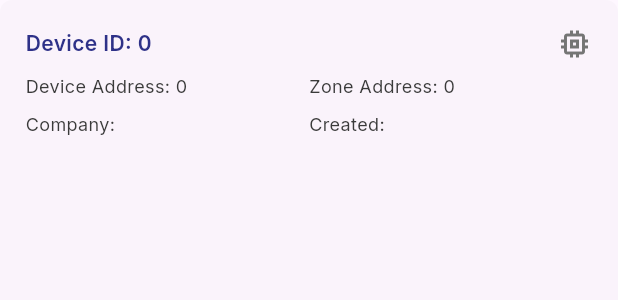
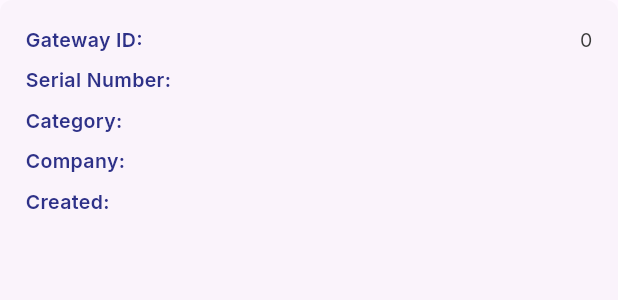
Before and after one commit to mano-emcus/emcus_ip_gsm_app, a Flutter app: the DeviceCard widget shown alone on an empty page, opened directly with empty values, on a phone screen of 412 x 824 dp. Shown: the top 300 px of the screen. Run offline on Flutter 3.47's test engine with Material 3 defaults, Android fonts, the phone set to English and light mode, and no system bars; our stand-ins replace equatable, flutter_bloc, flutter_svg, google_fonts, shared_preferences, socket_io_client; accounts and stored records are empty; network calls fail; statements that could not run were skipped; project files that could hold a hidden picture were left out.

Commit message:
Refactor site devices management by renaming SiteDevicesResponse to GatewaysResponse and updating related methods for fetching gateways. Introduce new Gateway model to handle gateway data structure. Update AllDevicesScreen to display gateway information and format dates using intl package. Add intl dependency in pubspec.yaml.

```diff
--- a/lib/features/sites/bloc/devices/site_devices_bloc.dart
+++ b/lib/features/sites/bloc/devices/site_devices_bloc.dart
@@ -2,6 +2,7 @@ import 'package:flutter_bloc/flutter_bloc.dart';
 import 'package:emcus_ipgsm_app/features/sites/bloc/devices/site_devices_event.dart';
 import 'package:emcus_ipgsm_app/features/sites/bloc/devices/site_devices_state.dart';
 import 'package:emcus_ipgsm_app/features/sites/bloc/devices/site_devices_repository.dart';
+import 'package:emcus_ipgsm_app/features/sites/models/site_devices_response.dart';
 
 class SiteDevicesBloc extends Bloc<SiteDevicesEvent, SiteDevicesState> {
   SiteDevicesBloc({SiteDevicesRepository? siteDevicesRepository})
@@ -17,7 +18,7 @@ class SiteDevicesBloc extends Bloc<SiteDevicesEvent, SiteDevicesState> {
   ) async {
     emit(SiteDevicesLoading());
     try {
-      final response = await _siteDevicesRepository.fetchSiteDevices(siteId: event.siteId);
+      final response = await _siteDevicesRepository.fetchSiteGateways(siteId: event.siteId);
       if (response.statusCode == 1) {
         emit(SiteDevicesSuccess(devices: response.data, message: response.message));
       } else {
--- a/lib/features/sites/bloc/devices/site_devices_repository.dart
+++ b/lib/features/sites/bloc/devices/site_devices_repository.dart
@@ -11,7 +11,7 @@ class SiteDevicesRepository {
       : _authManager = authManager ?? AuthManager();
   final AuthManager _authManager;
 
-  Future<SiteDevicesResponse> fetchSiteDevices({required int siteId}) async {
+  Future<GatewaysResponse> fetchSiteGateways({required int siteId}) async {
     try {
       final idToken = await _authManager.getCurrentIdToken();
       if (idToken == null || idToken.isEmpty) {
@@ -21,7 +21,7 @@ class SiteDevicesRepository {
         ...ApiConfig.defaultHeaders,
         'Authorization': 'Bearer $idToken',
       };
-      final url = 'https://ipgsm.emcus.co.in/api/sites/$siteId/devices';
+      final url = 'https://ipgsm.emcus.co.in/api/sites/$siteId/gateways';
       ApiLogger.logRequest(
         method: 'GET',
         url: url,
@@ -39,19 +39,19 @@ class SiteDevicesRepository {
       );
       final Map<String, dynamic> responseData = jsonDecode(response.body);
       if (response.statusCode == 200) {
-        return SiteDevicesResponse.fromJson(responseData);
+        return GatewaysResponse.fromJson(responseData);
       } else if (response.statusCode == 401) {
         await _authManager.logoutSilent();
         throw Exception('Authentication failed. Please sign in again.');
       } else {
-        throw Exception('Failed to fetch site devices: ${response.statusCode}');
+        throw Exception('Failed to fetch site gateways: ${response.statusCode}');
       }
     } on SocketException {
       throw Exception('No internet connection');
     } on FormatException {
       throw Exception('Invalid response format');
     } catch (e) {
-      throw Exception('Failed to fetch site devices: ${e.toString()}');
+      throw Exception('Failed to fetch site gateways: ${e.toString()}');
     }
   }
 }
--- a/lib/features/sites/bloc/devices/site_devices_state.dart
+++ b/lib/features/sites/bloc/devices/site_devices_state.dart
@@ -1,4 +1,5 @@
 import 'package:equatable/equatable.dart';
+import 'package:emcus_ipgsm_app/features/sites/models/site_devices_response.dart';
 
 abstract class SiteDevicesState extends Equatable {
   @override
@@ -11,7 +12,7 @@ class SiteDevicesLoading extends SiteDevicesState {}
 
 class SiteDevicesSuccess extends SiteDevicesState {
   SiteDevicesSuccess({required this.devices, required this.message});
-  final List<dynamic> devices;
+  final List<Gateway> devices;
   final String message;
 
   @override
--- a/lib/features/sites/models/site_devices_response.dart
+++ b/lib/features/sites/models/site_devices_response.dart
@@ -1,47 +1,47 @@
-class SiteDevice {
-  SiteDevice({
+class Gateway {
+  Gateway({
     required this.id,
-    required this.deviceAddress,
-    required this.zoneAddress,
+    required this.serialNumber,
     required this.company,
     required this.createdAt,
+    required this.category,
   });
 
-  factory SiteDevice.fromJson(Map<String, dynamic> json) {
-    return SiteDevice(
+  factory Gateway.fromJson(Map<String, dynamic> json) {
+    return Gateway(
       id: json['id'] as int,
-      deviceAddress: json['deviceAddress'] as int,
-      zoneAddress: json['zoneAddress'] as int,
+      serialNumber: json['serialNumber'] as String,
       company: json['company'] as String,
       createdAt: json['createdAt'] as String,
+      category: json['category'] as String,
     );
   }
 
   final int id;
-  final int deviceAddress;
-  final int zoneAddress;
+  final String serialNumber;
   final String company;
   final String createdAt;
+  final String category;
 }
 
-class SiteDevicesResponse {
-  SiteDevicesResponse({
+class GatewaysResponse {
+  GatewaysResponse({
     required this.statusCode,
     required this.message,
     required this.data,
   });
 
-  factory SiteDevicesResponse.fromJson(Map<String, dynamic> json) {
-    return SiteDevicesResponse(
+  factory GatewaysResponse.fromJson(Map<String, dynamic> json) {
+    return GatewaysResponse(
       statusCode: json['statusCode'] as int,
       message: json['message'] as String,
       data: (json['data'] as List<dynamic>? ?? [])
-          .map((e) => SiteDevice.fromJson(e as Map<String, dynamic>))
+          .map((e) => Gateway.fromJson(e as Map<String, dynamic>))
           .toList(),
     );
   }
 
   final int statusCode;
   final String message;
-  final List<SiteDevice> data;
+  final List<Gateway> data;
 }
--- a/lib/features/sites/views/all_devices_screen.dart
+++ b/lib/features/sites/views/all_devices_screen.dart
@@ -7,6 +7,7 @@ import 'package:emcus_ipgsm_app/utils/constants/color_constants.dart';
 import 'package:flutter/material.dart';
 import 'package:google_fonts/google_fonts.dart';
 import 'package:flutter_bloc/flutter_bloc.dart';
+import 'package:intl/intl.dart';
 
 class AllDevicesScreen extends StatefulWidget {
   const AllDevicesScreen({super.key, required this.siteId});
@@ -166,7 +167,16 @@ class _AllDevicesScreenState extends State<AllDevicesScreen> {
 
 class DeviceCard extends StatelessWidget {
   const DeviceCard({super.key, required this.device});
-  final SiteDevice device;
+  final Gateway device;
+
+  String _formatDate(String isoString) {
+    try {
+      final date = DateTime.parse(isoString);
+      return DateFormat('dd-MM-yyyy, HH:mm:ss').format(date);
+    } catch (_) {
+      return isoString;
+    }
+  }
 
   @override
   Widget build(BuildContext context) {
@@ -182,80 +192,44 @@ class DeviceCard extends StatelessWidget {
         child: Column(
           crossAxisAlignment: CrossAxisAlignment.start,
           children: [
-            Row(
-              children: [
-                Expanded(
-                  child: Text(
-                    'Device ID: ${device.id}',
-                    style: GoogleFonts.inter(
-                      fontSize: 14,
-                      fontWeight: FontWeight.w600,
-                      color: ColorConstants.primaryColor,
-                    ),
-                  ),
-                ),
-                Icon(
-                  Icons.memory,
-                  size: 24,
-                  color: Colors.grey[600],
-                ),
-              ],
-            ),
+            _keyValueRow('Gateway ID', device.id.toString()),
             const SizedBox(height: 8),
-            Row(
-              crossAxisAlignment: CrossAxisAlignment.start,
-              children: [
-                Expanded(
-                  child: Text(
-                    'Device Address: ${device.deviceAddress}',
-                    style: GoogleFonts.inter(
-                      fontSize: 12,
-                      fontWeight: FontWeight.w400,
-                      color: ColorConstants.textColor,
-                    ),
-                  ),
-                ),
-                Expanded(
-                  child: Text(
-                    'Zone Address: ${device.zoneAddress}',
-                    style: GoogleFonts.inter(
-                      fontSize: 12,
-                      fontWeight: FontWeight.w400,
-                      color: ColorConstants.textColor,
-                    ),
-                  ),
-                ),
-              ],
-            ),
+            _keyValueRow('Serial Number', device.serialNumber),
             const SizedBox(height: 8),
-            Row(
-               crossAxisAlignment: CrossAxisAlignment.start,
-              children: [
-                Expanded(
-                  child: Text(
-                    'Company: ${device.company}',
-                    style: GoogleFonts.inter(
-                      fontSize: 12,
-                      fontWeight: FontWeight.w400,
-                      color: ColorConstants.textColor,
-                    ),
-                  ),
-                ),
-                Expanded(
-                  child: Text(
-                    'Created: ${device.createdAt}',
-                    style: GoogleFonts.inter(
-                      fontSize: 12,
-                      fontWeight: FontWeight.w400,
-                      color: ColorConstants.textColor,
-                    ),
-                  ),
-                ),
-              ],
-            ),
+            _keyValueRow('Category', device.category),
+            const SizedBox(height: 8),
+            _keyValueRow('Company', device.company),
+            const SizedBox(height: 8),
+            _keyValueRow('Created', _formatDate(device.createdAt)),
           ],
         ),
       ),
     );
   }
+
+  Widget _keyValueRow(String key, String value) {
+    return Row(
+      mainAxisAlignment: MainAxisAlignment.spaceBetween,
+      crossAxisAlignment: CrossAxisAlignment.start,
+      children: [
+        Text(
+          '$key: ',
+          style: GoogleFonts.inter(
+            fontSize: 13,
+            fontWeight: FontWeight.w600,
+            color: ColorConstants.primaryColor,
+          ),
+        ),
+        Text(
+          value,
+          style: GoogleFonts.inter(
+            fontSize: 13,
+            fontWeight: FontWeight.w400,
+            color: ColorConstants.textColor,
+          ),
+          overflow: TextOverflow.ellipsis,
+        ),
+      ],
+    );
+  }
 }
--- a/pubspec.yaml
+++ b/pubspec.yaml
@@ -42,6 +42,7 @@ dependencies:
   shared_preferences: ^2.2.2
   flutter_launcher_icons: ^0.14.4
   socket_io_client: ^2.0.3
+  intl: ^0.20.2
 
 dev_dependencies:
   flutter_test:
```
Also changed, not shown: pubspec.lock.
